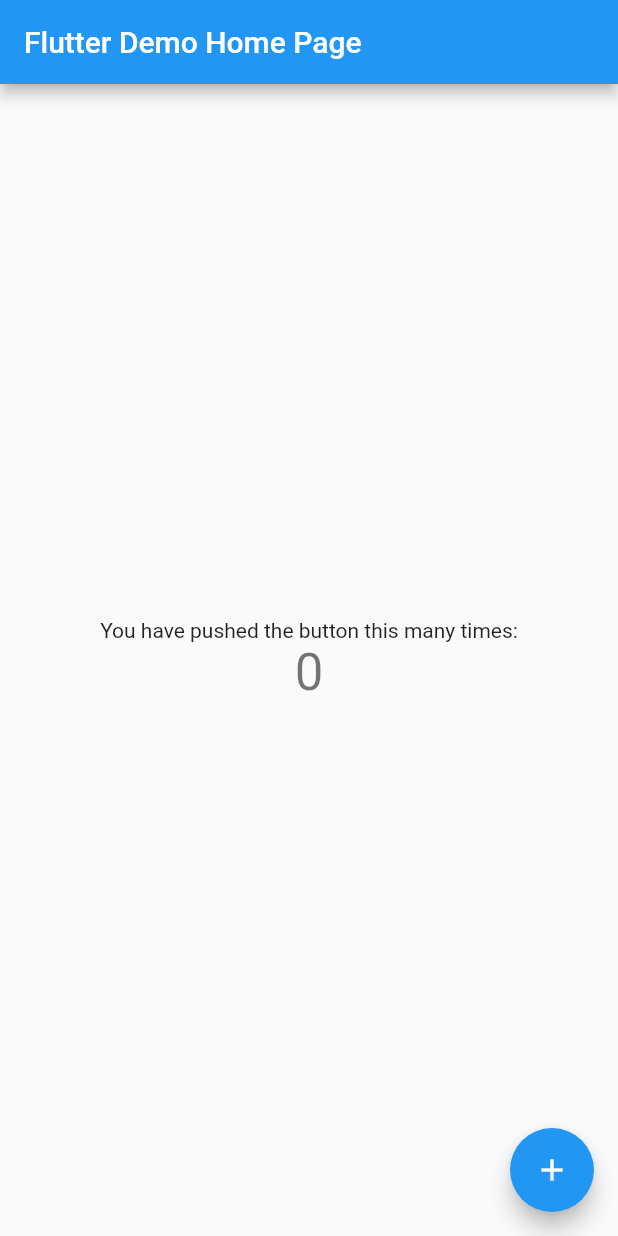
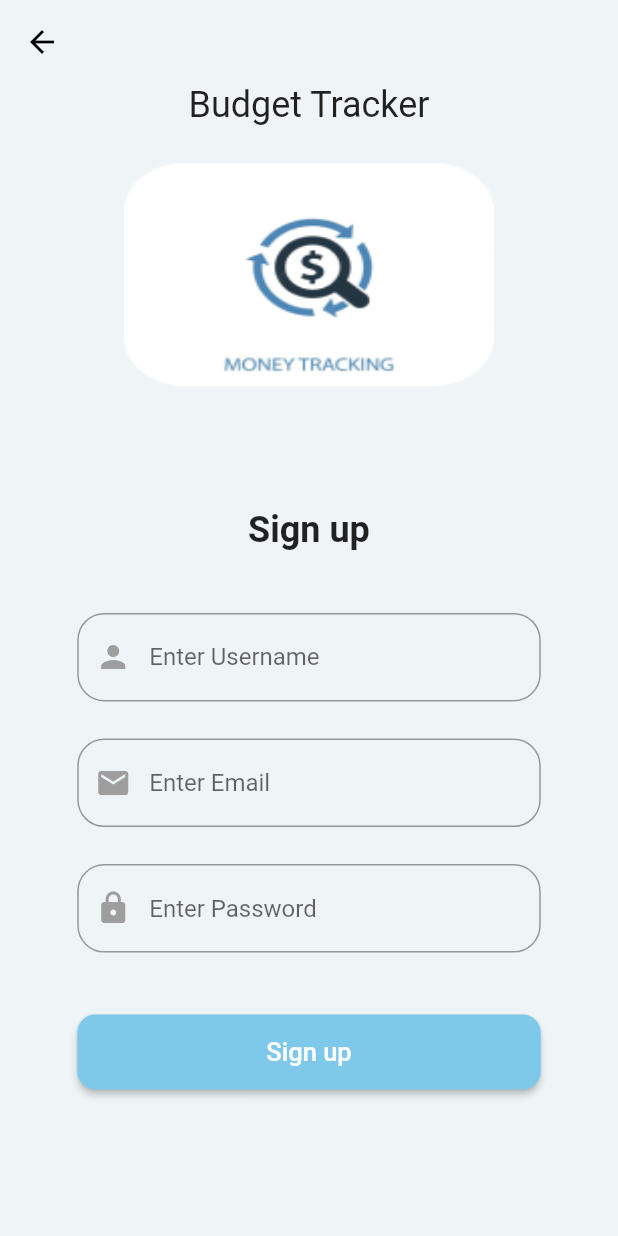
Before and after one commit to ratishjain12/Budget-Tracker-App, a Flutter app: the screen it shows after launch, on a phone screen of 412 x 824 dp. Run offline on Flutter 3.47's test engine with Material 2 defaults, Android fonts, the phone set to English and light mode, and no system bars.

Commit message:
sign in and sign up pages

```diff
--- a/lib/main.dart
+++ b/lib/main.dart
@@ -1,115 +1,29 @@
+import 'package:budget_tracker/screens/registeration/sign_in.dart';
+import 'package:budget_tracker/screens/registeration/sign_up.dart';
+import 'package:budget_tracker/widgets/colors.dart';
 import 'package:flutter/material.dart';
 
 void main() {
-  runApp(const MyApp());
+  runApp(MyApp());
 }
 
 class MyApp extends StatelessWidget {
-  const MyApp({super.key});
+  const MyApp({Key? key}) : super(key: key);
 
-  // This widget is the root of your application.
   @override
   Widget build(BuildContext context) {
     return MaterialApp(
-      title: 'Flutter Demo',
+      debugShowCheckedModeBanner: false,
       theme: ThemeData(
-        // This is the theme of your application.
-        //
-        // Try running your application with "flutter run". You'll see the
-        // application has a blue toolbar. Then, without quitting the app, try
-        // changing the primarySwatch below to Colors.green and then invoke
-        // "hot reload" (press "r" in the console where you ran "flutter run",
-        // or simply save your changes to "hot reload" in a Flutter IDE).
-        // Notice that the counter didn't reset back to zero; the application
-        // is not restarted.
-        primarySwatch: Colors.blue,
+        colorScheme:
+            ColorScheme.light().copyWith(primary: AppColors.secondaryColor),
       ),
-      home: const MyHomePage(title: 'Flutter Demo Home Page'),
+      home: SignIn(),
+      initialRoute: '/signup',
+      routes: {
+        '/signin': (context) => SignIn(),
+        '/signup': (context) => SignUp(),
+      },
     );
   }
 }
-
-class MyHomePage extends StatefulWidget {
-  const MyHomePage({super.key, required this.title});
-
-  // This widget is the home page of your application. It is stateful, meaning
-  // that it has a State object (defined below) that contains fields that affect
-  // how it looks.
-
-  // This class is the configuration for the state. It holds the values (in this
-  // case the title) provided by the parent (in this case the App widget) and
-  // used by the build method of the State. Fields in a Widget subclass are
-  // always marked "final".
-
-  final String title;
-
-  @override
-  State<MyHomePage> createState() => _MyHomePageState();
-}
-
-class _MyHomePageState extends State<MyHomePage> {
-  int _counter = 0;
-
-  void _incrementCounter() {
-    setState(() {
-      // This call to setState tells the Flutter framework that something has
-      // changed in this State, which causes it to rerun the build method below
-      // so that the display can reflect the updated values. If we changed
-      // _counter without calling setState(), then the build method would not be
-      // called again, and so nothing would appear to happen.
-      _counter++;
-    });
-  }
-
-  @override
-  Widget build(BuildContext context) {
-    // This method is rerun every time setState is called, for instance as done
-    // by the _incrementCounter method above.
-    //
-    // The Flutter framework has been optimized to make rerunning build methods
-    // fast, so that you can just rebuild anything that needs updating rather
-    // than having to individually change instances of widgets.
-    return Scaffold(
-      appBar: AppBar(
-        // Here we take the value from the MyHomePage object that was created by
-        // the App.build method, and use it to set our appbar title.
-        title: Text(widget.title),
-      ),
-      body: Center(
-        // Center is a layout widget. It takes a single child and positions it
-        // in the middle of the parent.
-        child: Column(
-          // Column is also a layout widget. It takes a list of children and
-          // arranges them vertically. By default, it sizes itself to fit its
-          // children horizontally, and tries to be as tall as its parent.
-          //
-          // Invoke "debug painting" (press "p" in the console, choose the
-          // "Toggle Debug Paint" action from the Flutter Inspector in Android
-          // Studio, or the "Toggle Debug Paint" command in Visual Studio Code)
-          // to see the wireframe for each widget.
-          //
-          // Column has various properties to control how it sizes itself and
-          // how it positions its children. Here we use mainAxisAlignment to
-          // center the children vertically; the main axis here is the vertical
-          // axis because Columns are vertical (the cross axis would be
-          // horizontal).
-          mainAxisAlignment: MainAxisAlignment.center,
-          children: <Widget>[
-            const Text(
-              'You have pushed the button this many times:',
-            ),
-            Text(
-              '$_counter',
-              style: Theme.of(context).textTheme.headlineMedium,
-            ),
-          ],
-        ),
-      ),
-      floatingActionButton: FloatingActionButton(
-        onPressed: _incrementCounter,
-        tooltip: 'Increment',
-        child: const Icon(Icons.add),
-      ), // This trailing comma makes auto-formatting nicer for build methods.
-    );
-  }
-}
--- /dev/null
+++ b/lib/screens/registeration/sign_up.dart
@@ -0,0 +1,140 @@
+import 'package:flutter/material.dart';
+import 'package:flutter/src/foundation/key.dart';
+import 'package:flutter/src/widgets/framework.dart';
+
+import '../../widgets/colors.dart';
+import '../../widgets/custom_button.dart';
+
+class SignUp extends StatefulWidget {
+  const SignUp({Key? key}) : super(key: key);
+
+  @override
+  State<SignUp> createState() => _SignUpState();
+}
+
+class _SignUpState extends State<SignUp> {
+  final _formKey = GlobalKey<FormState>();
+  @override
+  Widget build(BuildContext context) {
+    var screenWidth = MediaQuery.of(context).size.width;
+    var screenHeight = MediaQuery.of(context).size.height;
+    return Scaffold(
+      appBar: AppBar(
+        backgroundColor: Colors.transparent,
+        iconTheme: IconThemeData(color: Colors.black),
+        elevation: 0.0,
+      ),
+      backgroundColor: AppColors.primaryColor,
+      body: SingleChildScrollView(
+        child: SafeArea(
+          child: Form(
+            key: _formKey,
+            child: Column(
+              children: [
+                Center(
+                  child: Text(
+                    "Budget Tracker",
+                    style: TextStyle(
+                      fontSize: 24,
+                    ),
+                  ),
+                ),
+                SizedBox(
+                  height: screenHeight * 0.03,
+                ),
+                Center(
+                  child: Container(
+                    width: screenWidth * 0.6,
+                    height: screenHeight * 0.18,
+                    child: Image.asset(
+                      "assets/images/banner_img.png",
+                      fit: BoxFit.fill,
+                    ),
+                  ),
+                ),
+                SizedBox(
+                  height: screenHeight * 0.1,
+                ),
+                Container(
+                  width: screenWidth * 0.75,
+                  child: Column(
+                    children: [
+                      Center(
+                          child: Text(
+                        "Sign up",
+                        style: TextStyle(
+                          fontSize: 24,
+                          fontWeight: FontWeight.bold,
+                        ),
+                      )),
+                      SizedBox(
+                        height: screenHeight * 0.05,
+                      ),
+                      TextFormField(
+                        decoration: InputDecoration(
+                          border: OutlineInputBorder(
+                            borderRadius: BorderRadius.circular(18),
+                          ),
+                          prefixIcon: Icon(
+                            Icons.person,
+                            color: Colors.grey,
+                          ),
+                          hintText: "Enter Username",
+                        ),
+                      ),
+                      SizedBox(
+                        height: screenHeight * 0.03,
+                      ),
+                      TextFormField(
+                        decoration: InputDecoration(
+                          border: OutlineInputBorder(
+                            borderRadius: BorderRadius.circular(18),
+                          ),
+                          prefixIcon: Icon(
+                            Icons.email,
+                            color: Colors.grey,
+                          ),
+                          hintText: "Enter Email",
+                        ),
+                      ),
+                      SizedBox(
+                        height: screenHeight * 0.03,
+                      ),
+                      TextFormField(
+                        obscureText: true,
+                        decoration: InputDecoration(
+                          prefixIcon: Icon(
+                            Icons.lock,
+                            color: Colors.grey,
+                          ),
+                          border: OutlineInputBorder(
+                            borderRadius: BorderRadius.circular(18),
+                          ),
+                          hintText: "Enter Password",
+                        ),
+                      ),
+                      SizedBox(
+                        height: screenHeight * 0.05,
+                      ),
+                      CustomButton(
+                        onPressed: () {
+                          print("button clicked");
+                        },
+                        child: Text(
+                          "Sign up",
+                          style: TextStyle(
+                            fontSize: 17,
+                          ),
+                        ),
+                      ),
+                    ],
+                  ),
+                ),
+              ],
+            ),
+          ),
+        ),
+      ),
+    );
+  }
+}
--- /dev/null
+++ b/lib/widgets/colors.dart
@@ -0,0 +1,6 @@
+import 'package:flutter/material.dart';
+
+class AppColors {
+  static const Color primaryColor = Color(0xFFEFF5F7);
+  static const Color secondaryColor = Color(0xFF7EC9EA);
+}
--- /dev/null
+++ b/lib/widgets/custom_button.dart
@@ -0,0 +1,38 @@
+// ignore_for_file: public_member_api_docs, sort_constructors_first
+import 'package:budget_tracker/widgets/colors.dart';
+import 'package:flutter/material.dart';
+import 'package:flutter/src/foundation/key.dart';
+import 'package:flutter/src/widgets/framework.dart';
+
+class CustomButton extends StatelessWidget {
+  final Widget child;
+  final Color? color;
+  final double borderRadius;
+  final VoidCallback onPressed;
+  final double width;
+  final double height;
+  const CustomButton({
+    Key? key,
+    required this.child,
+    this.width = double.infinity,
+    this.height = 50,
+    this.color,
+    this.borderRadius = 12.0,
+    required this.onPressed,
+  }) : super(key: key);
+
+  @override
+  Widget build(BuildContext context) {
+    return ElevatedButton(
+      onPressed: onPressed,
+      child: child,
+      style: ElevatedButton.styleFrom(
+        minimumSize: Size(width, height),
+        shape: RoundedRectangleBorder(
+          borderRadius: BorderRadius.circular(borderRadius),
+        ),
+        primary: color ?? AppColors.secondaryColor,
+      ),
+    );
+  }
+}
--- a/pubspec.yaml
+++ b/pubspec.yaml
@@ -20,7 +20,7 @@
 version: 1.0.0+1
 
 environment:
-  sdk: '>=2.19.0-168.0.dev <3.0.0'
+  sdk: ">=2.17.6 <3.0.0"
 
 # Dependencies specify other packages that your package needs in order to work.
 # To automatically upgrade your package dependencies to the latest versions
@@ -60,8 +60,8 @@
   uses-material-design: true
 
   # To add assets to your application, add an assets section, like this:
-  # assets:
-  #   - images/a_dot_burr.jpeg
+  assets:
+    - assets/images/
   #   - images/a_dot_ham.jpeg
 
   # An image asset can refer to one or more resolution-specific "variants", see
```
Also changed, not shown: lib/screens/registeration/sign_in.dart (added, +128 -0 lines), assets/images/banner_img.png (added), pubspec.lock.
